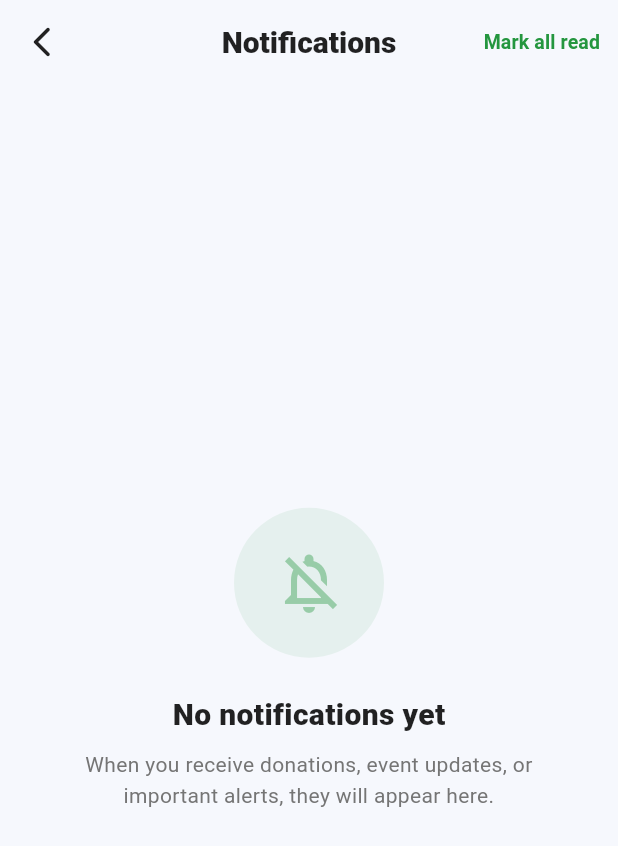
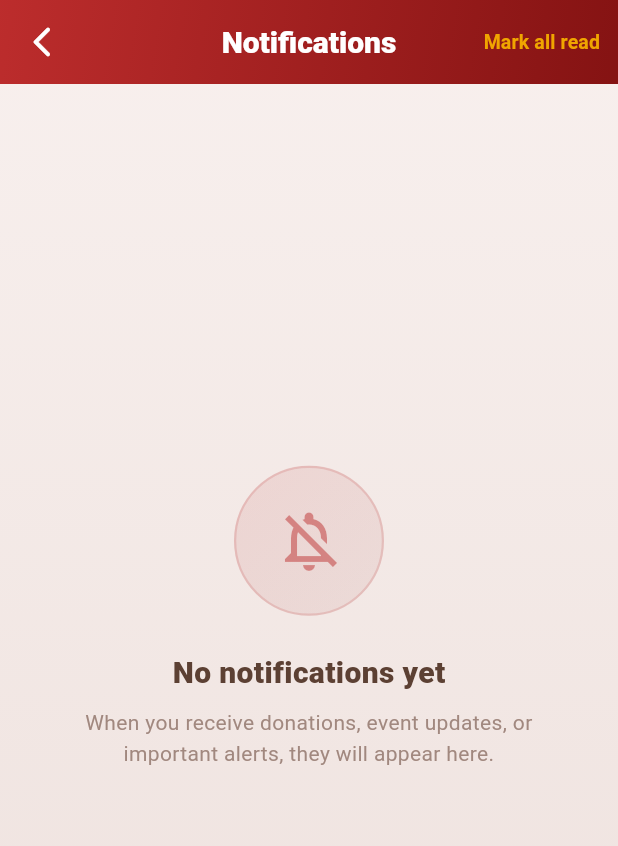
Before and after one commit to Santhosh7474/punyadaan, a Flutter app: the NotificationsScreen screen opened directly, on a phone screen of 412 x 824 dp. Shown: the top 846 px of the screen. Run offline on Flutter 3.47's test engine with Material 3 defaults, Android fonts, the phone set to English and light mode, and no system bars; our stand-ins replace app_links, audioplayers, cloud_firestore, connectivity_plus, firebase_auth, firebase_core and 13 more; missing offline and left inert: mobile_scanner; accounts and stored records are empty; statements that could not run were skipped; project files that could hold a hidden picture were left out.

Commit message:
feat: UI polish - theme, coin asset, splash fix, notifications restyle
- donee_your_events_screen: remove AppBar back button, replace rupee icon
  with coin.png asset (45x45)
- notifications_screen: restyle to app red/brown theme (gradient AppBar,
  warm background, brown typography, red icon badges, amber accent)
- splash_screen: align Lottie animation to bottom edge (Align bottomCenter
  + fitWidth) to eliminate gap between animation and screen bottom

```diff
--- a/lib/home/notifications_screen.dart
+++ b/lib/home/notifications_screen.dart
@@ -17,20 +17,43 @@ class NotificationsScreen extends StatefulWidget {
 }
 
 class _NotificationsScreenState extends State<NotificationsScreen> {
-  static const _primaryGreen = Color(0xFF24963F);
+  static const _primaryRed = Color(0xFFB71C1C);
+  static const _deepRed = Color(0xFF7B0000);
+  static const _amber = Color(0xFFF0A500);
 
   @override
   Widget build(BuildContext context) {
     final user = FirebaseAuth.instance.currentUser;
 
     return Scaffold(
-      backgroundColor: const Color(0xFFF6F8FD),
+      extendBodyBehindAppBar: true,
+      backgroundColor: const Color(0xFFF8F0EE),
       appBar: AppBar(
         backgroundColor: Colors.transparent,
         elevation: 0,
-        foregroundColor: Colors.black87,
+        foregroundColor: Colors.white,
+        flexibleSpace: ClipRect(
+          child: BackdropFilter(
+            filter: ImageFilter.blur(sigmaX: 10, sigmaY: 10),
+            child: Container(
+              decoration: BoxDecoration(
+                gradient: LinearGradient(
+                  colors: [
+                    _primaryRed.withValues(alpha: 0.92),
+                    _deepRed.withValues(alpha: 0.92),
+                  ],
+                  begin: Alignment.topLeft,
+                  end: Alignment.bottomRight,
+                ),
+              ),
+            ),
+          ),
+        ),
         leading: IconButton(
-          icon: const Icon(Icons.arrow_back_ios_new_rounded),
+          icon: const Icon(
+            Icons.arrow_back_ios_new_rounded,
+            color: Colors.white,
+          ),
           onPressed: () => Navigator.pop(context),
         ),
         title: const Text(
@@ -38,7 +61,7 @@ class _NotificationsScreenState extends State<NotificationsScreen> {
           style: TextStyle(
             fontWeight: FontWeight.w800,
             fontSize: 20,
-            color: Colors.black87,
+            color: Colors.white,
           ),
         ),
         centerTitle: true,
@@ -51,13 +74,21 @@ class _NotificationsScreenState extends State<NotificationsScreen> {
                 style: TextStyle(
                   fontSize: 13,
                   fontWeight: FontWeight.w600,
-                  color: _primaryGreen,
+                  color: _amber,
                 ),
               ),
             ),
         ],
       ),
-      body: user == null
+      body: Container(
+        decoration: const BoxDecoration(
+          gradient: LinearGradient(
+            colors: [Color(0xFFF8F0EE), Color(0xFFEDE0DC)],
+            begin: Alignment.topCenter,
+            end: Alignment.bottomCenter,
+          ),
+        ),
+        child: user == null
             ? const Center(child: Text('Please log in to see notifications.'))
             : StreamBuilder<QuerySnapshot>(
                 stream: FirebaseFirestore.instance
@@ -70,7 +101,7 @@ class _NotificationsScreenState extends State<NotificationsScreen> {
                 builder: (context, snapshot) {
                   if (snapshot.connectionState == ConnectionState.waiting) {
                     return const Center(
-                    child: CircularProgressIndicator(color: _primaryGreen),
+                      child: CircularProgressIndicator(color: _primaryRed),
                     );
                   }
 
@@ -81,7 +112,12 @@ class _NotificationsScreenState extends State<NotificationsScreen> {
                   final docs = snapshot.data!.docs;
 
                   return ListView.separated(
-                  padding: const EdgeInsets.fromLTRB(16, 12, 16, 100),
+                    padding: EdgeInsets.fromLTRB(
+                      16,
+                      MediaQuery.of(context).padding.top + kToolbarHeight + 12,
+                      16,
+                      100,
+                    ),
                     itemCount: docs.length,
                     separatorBuilder: (_, i) => const SizedBox(height: 10),
                     itemBuilder: (context, index) {
@@ -100,6 +136,7 @@ class _NotificationsScreenState extends State<NotificationsScreen> {
                   );
                 },
               ),
+      ),
     );
   }
 
@@ -114,12 +151,23 @@ class _NotificationsScreenState extends State<NotificationsScreen> {
               width: 100,
               height: 100,
               decoration: BoxDecoration(
-                color: _primaryGreen.withValues(alpha: 0.08),
+                gradient: LinearGradient(
+                  colors: [
+                    const Color(0xFFB71C1C).withValues(alpha: 0.10),
+                    const Color(0xFF7B0000).withValues(alpha: 0.06),
+                  ],
+                  begin: Alignment.topLeft,
+                  end: Alignment.bottomRight,
+                ),
                 shape: BoxShape.circle,
+                border: Border.all(
+                  color: const Color(0xFFB71C1C).withValues(alpha: 0.15),
+                  width: 1.5,
+                ),
               ),
               child: Icon(
                 Icons.notifications_off_outlined,
-                color: _primaryGreen.withValues(alpha: 0.4),
+                color: const Color(0xFFB71C1C).withValues(alpha: 0.45),
                 size: 48,
               ),
             ),
@@ -129,7 +177,7 @@ class _NotificationsScreenState extends State<NotificationsScreen> {
               style: TextStyle(
                 fontSize: 20,
                 fontWeight: FontWeight.w800,
-                color: Colors.black87,
+                color: Color(0xFF5C4033),
               ),
             ),
             const SizedBox(height: 8),
@@ -138,7 +186,7 @@ class _NotificationsScreenState extends State<NotificationsScreen> {
               textAlign: TextAlign.center,
               style: TextStyle(
                 fontSize: 14,
-                color: Colors.grey.shade600,
+                color: Colors.brown.shade300,
                 height: 1.5,
               ),
             ),
@@ -167,15 +215,15 @@ class _NotificationsScreenState extends State<NotificationsScreen> {
         ScaffoldMessenger.of(context).showSnackBar(
           const SnackBar(
             content: Text('All notifications marked as read'),
-            backgroundColor: _primaryGreen,
+            backgroundColor: Color(0xFFB71C1C),
           ),
         );
       }
     } catch (e) {
       if (mounted) {
-        ScaffoldMessenger.of(context).showSnackBar(
-          SnackBar(content: Text('Error: $e')),
-        );
+        ScaffoldMessenger.of(
+          context,
+        ).showSnackBar(SnackBar(content: Text('Error: $e')));
       }
     }
   }
@@ -219,13 +267,13 @@ class _NotificationTile extends StatelessWidget {
   Color get _iconColor {
     switch (type) {
       case 'donation':
-        return const Color(0xFF24963F);
+        return const Color(0xFFB71C1C);
       case 'event':
-        return const Color(0xFF1565C0);
+        return const Color(0xFF7B0000);
       case 'approval':
-        return const Color(0xFF2E7D32);
+        return const Color(0xFFF0A500);
       case 'alert':
-        return const Color(0xFFFF6B35);
+        return const Color(0xFF5C4033);
       default:
         return const Color(0xFFB71C1C);
     }
@@ -264,18 +312,18 @@ class _NotificationTile extends StatelessWidget {
             padding: const EdgeInsets.all(16),
             decoration: BoxDecoration(
               color: isRead
-                  ? Colors.white.withValues(alpha: 0.6)
-                  : Colors.white.withValues(alpha: 0.9),
+                  ? Colors.white.withValues(alpha: 0.55)
+                  : Colors.white.withValues(alpha: 0.85),
               borderRadius: BorderRadius.circular(18),
               border: Border.all(
                 color: isRead
-                    ? Colors.white.withValues(alpha: 0.6)
-                    : _iconColor.withValues(alpha: 0.15),
+                    ? const Color(0xFF5C4033).withValues(alpha: 0.08)
+                    : _iconColor.withValues(alpha: 0.20),
                 width: 1.2,
               ),
               boxShadow: [
                 BoxShadow(
-                  color: Colors.black.withValues(alpha: 0.04),
+                  color: const Color(0xFFB71C1C).withValues(alpha: 0.06),
                   blurRadius: 10,
                   offset: const Offset(0, 4),
                 ),
@@ -289,7 +337,14 @@ class _NotificationTile extends StatelessWidget {
                   width: 44,
                   height: 44,
                   decoration: BoxDecoration(
-                    color: _iconColor.withValues(alpha: 0.1),
+                    gradient: LinearGradient(
+                      colors: [
+                        _iconColor.withValues(alpha: 0.14),
+                        _iconColor.withValues(alpha: 0.06),
+                      ],
+                      begin: Alignment.topLeft,
+                      end: Alignment.bottomRight,
+                    ),
                     borderRadius: BorderRadius.circular(14),
                   ),
                   child: Icon(_icon, color: _iconColor, size: 22),
@@ -307,9 +362,10 @@ class _NotificationTile extends StatelessWidget {
                               title,
                               style: TextStyle(
                                 fontSize: 15,
-                                fontWeight:
-                                    isRead ? FontWeight.w600 : FontWeight.w800,
-                                color: Colors.black87,
+                                fontWeight: isRead
+                                    ? FontWeight.w600
+                                    : FontWeight.w800,
+                                color: const Color(0xFF5C4033),
                               ),
                               maxLines: 1,
                               overflow: TextOverflow.ellipsis,
@@ -320,7 +376,7 @@ class _NotificationTile extends StatelessWidget {
                             _timeAgo,
                             style: TextStyle(
                               fontSize: 11,
-                              color: Colors.grey.shade500,
+                              color: Colors.brown.shade300,
                               fontWeight: FontWeight.w500,
                             ),
                           ),
@@ -332,7 +388,7 @@ class _NotificationTile extends StatelessWidget {
                           body,
                           style: TextStyle(
                             fontSize: 13,
-                            color: Colors.grey.shade700,
+                            color: Colors.brown.shade400,
                             height: 1.4,
                           ),
                           maxLines: 2,
--- a/lib/splash/splash_screen.dart
+++ b/lib/splash/splash_screen.dart
@@ -45,12 +45,14 @@ class _SplashScreenState extends State<SplashScreen>
   Widget build(BuildContext context) {
     return Scaffold(
       backgroundColor: Colors.white,
-      body: Center(
+      body: Align(
+        alignment: Alignment.bottomCenter,
         child: Lottie.asset(
           'assets/animations/splash_animation.json',
           controller: _controller,
           onLoaded: _onLottieLoaded,
-          fit: BoxFit.cover,
+          width: MediaQuery.of(context).size.width,
+          fit: BoxFit.fitWidth,
         ),
       ),
     );
```
Also changed, not shown: lib/home/donee_your_events_screen.dart (+8 -6 lines), assets/animations/splash_animation.json, assets/home/coin.png (added). Lines whose indentation alone changed are shown as unchanged.
